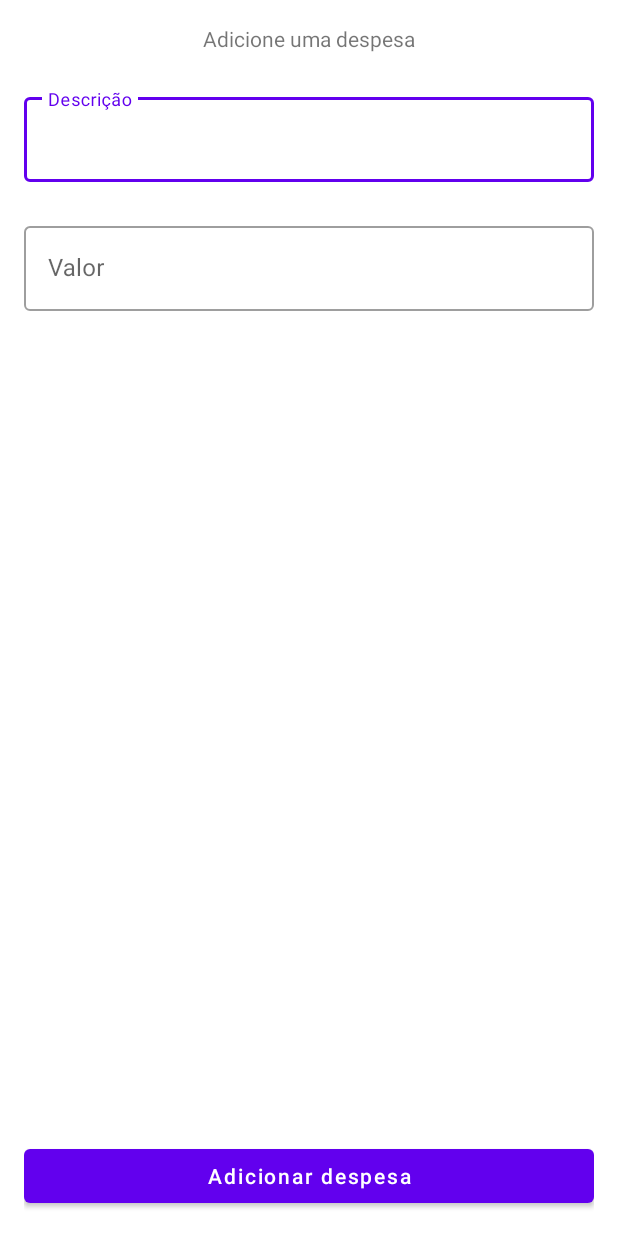
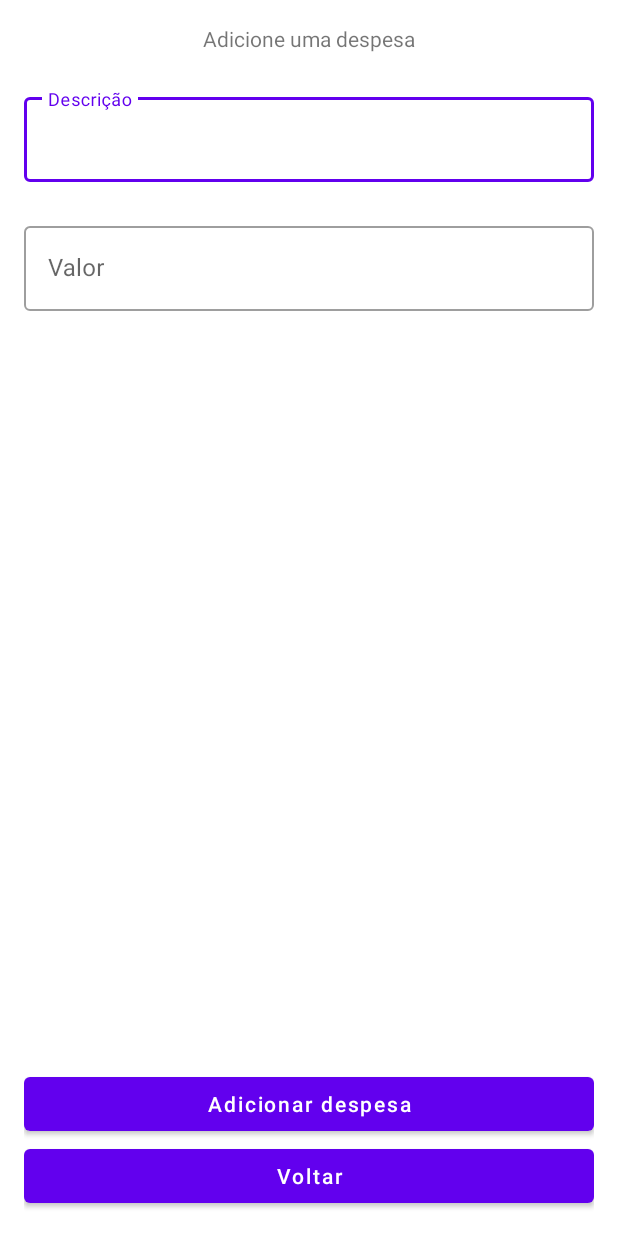
Before and after one commit to radwulf21/MyExpenses, an Android app: the screen it shows after launch (AddExpenseActivity), after a tap on "Adicionar despesa", on a phone screen of 412 x 824 dp. Run offline under Robolectric (Android 15) with nearby library versions, the phone set to English and light mode, and no system bars; our stand-ins replace Room's generated code.

Commit message:
Adding a delete expense and get total value of a month

```diff
--- a/app/src/main/java/com/example/myexpenses/commons/database/MyExpensesDao.kt
+++ b/app/src/main/java/com/example/myexpenses/commons/database/MyExpensesDao.kt
@@ -1,6 +1,7 @@
 package com.example.myexpenses.commons.database
 
 import androidx.room.Dao
+import androidx.room.Delete
 import androidx.room.Insert
 import androidx.room.Query
 import com.example.myexpenses.features.expenses.list.model.Expense
@@ -12,4 +13,10 @@ interface MyExpensesDao {
 
     @Query("SELECT * FROM expenses WHERE month_id = :monthId")
     suspend fun loadExpensesByMonthId(monthId: Int): List<Expense>
+
+    @Delete
+    suspend fun deleteExpense(expense: Expense)
+
+    @Query("SELECT SUM(value) FROM expenses WHERE month_id = :monthId")
+    suspend fun getTotalValueOfMonth(monthId: Int): Double
 }
--- a/app/src/main/java/com/example/myexpenses/features/expenses/create/view/AddExpenseActivity.kt
+++ b/app/src/main/java/com/example/myexpenses/features/expenses/create/view/AddExpenseActivity.kt
@@ -49,6 +49,10 @@ class AddExpenseActivity : AppCompatActivity() {
                 finish()
             }
         }
+
+        binding.btnBack.setOnClickListener {
+            finish()
+        }
     }
 
     private fun getAddExpenseExtra() {
--- a/app/src/main/java/com/example/myexpenses/features/expenses/list/adapter/ExpensesAdapter.kt
+++ b/app/src/main/java/com/example/myexpenses/features/expenses/list/adapter/ExpensesAdapter.kt
@@ -1,17 +1,28 @@
 package com.example.myexpenses.features.expenses.list.adapter
 
+import android.content.Context
 import android.view.LayoutInflater
 import android.view.ViewGroup
 import androidx.recyclerview.widget.RecyclerView
+import com.example.myexpenses.R
 import com.example.myexpenses.databinding.ItemExpenseBinding
 import com.example.myexpenses.features.expenses.list.model.Expense
 
-class ExpensesAdapter : RecyclerView.Adapter<ExpensesAdapter.ExpenseViewHolder>() {
+class ExpensesAdapter(
+    private val context: Context,
+    private val callback: ExpensesAdapterCallback
+) : RecyclerView.Adapter<ExpensesAdapter.ExpenseViewHolder>() {
 
     private val mExpenses: MutableList<Expense> = mutableListOf()
 
     override fun onCreateViewHolder(parent: ViewGroup, viewType: Int): ExpenseViewHolder {
-        return ExpenseViewHolder(ItemExpenseBinding.inflate(LayoutInflater.from(parent.context), parent, false))
+        return ExpenseViewHolder(
+            ItemExpenseBinding.inflate(
+                LayoutInflater.from(parent.context),
+                parent,
+                false
+            )
+        )
     }
 
     override fun onBindViewHolder(holder: ExpenseViewHolder, position: Int) {
@@ -29,8 +40,11 @@ class ExpensesAdapter : RecyclerView.Adapter<ExpensesAdapter.ExpenseViewHolder>(
 
     inner class ExpenseViewHolder(private val binding: ItemExpenseBinding) : RecyclerView.ViewHolder(binding.root) {
         fun bind(expense: Expense) {
-            binding.tvExpenseValue.text = expense.value.toString()
+            binding.tvExpenseValue.text = context.getString(R.string.text_currency_real, expense.value.toString())
             binding.tvExpenseDescription.text = expense.description
+            binding.ivDeleteExpense.setOnClickListener {
+                callback.onClickDeleteIcon(expense)
+            }
         }
     }
 }
--- /dev/null
+++ b/app/src/main/java/com/example/myexpenses/features/expenses/list/adapter/ExpensesAdapterCallback.kt
@@ -0,0 +1,7 @@
+package com.example.myexpenses.features.expenses.list.adapter
+
+import com.example.myexpenses.features.expenses.list.model.Expense
+
+interface ExpensesAdapterCallback {
+    fun onClickDeleteIcon(expense: Expense)
+}
--- a/app/src/main/java/com/example/myexpenses/features/expenses/list/repository/ExpensesRepository.kt
+++ b/app/src/main/java/com/example/myexpenses/features/expenses/list/repository/ExpensesRepository.kt
@@ -4,4 +4,6 @@ import com.example.myexpenses.features.expenses.list.model.Expense
 
 interface ExpensesRepository {
     suspend fun loadExpensesByMonthId(monthId: Int): List<Expense>
+    suspend fun deleteExpense(expense: Expense)
+    suspend fun getTotalValueOfMonth(monthId: Int): Double
 }
--- a/app/src/main/java/com/example/myexpenses/features/expenses/list/repository/ExpensesRepositoryImpl.kt
+++ b/app/src/main/java/com/example/myexpenses/features/expenses/list/repository/ExpensesRepositoryImpl.kt
@@ -7,4 +7,12 @@ class ExpensesRepositoryImpl(private val expensesDao: MyExpensesDao) : ExpensesR
     override suspend fun loadExpensesByMonthId(monthId: Int): List<Expense> {
         return expensesDao.loadExpensesByMonthId(monthId)
     }
+
+    override suspend fun deleteExpense(expense: Expense) {
+        expensesDao.deleteExpense(expense)
+    }
+
+    override suspend fun getTotalValueOfMonth(monthId: Int): Double {
+        return expensesDao.getTotalValueOfMonth(monthId)
+    }
 }
--- a/app/src/main/java/com/example/myexpenses/features/expenses/list/view/ExpensesFragment.kt
+++ b/app/src/main/java/com/example/myexpenses/features/expenses/list/view/ExpensesFragment.kt
@@ -1,5 +1,6 @@
 package com.example.myexpenses.features.expenses.list.view
 
+import android.content.DialogInterface
 import android.os.Bundle
 import android.view.LayoutInflater
 import android.view.View
@@ -11,8 +12,13 @@ import androidx.lifecycle.ViewModelProvider
 import androidx.recyclerview.widget.LinearLayoutManager
 import com.example.myexpenses.databinding.FragmentExpensesBinding
 import com.example.myexpenses.MyExpensesRouter.Companion.launchAddExpense
+import com.example.myexpenses.R
 import com.example.myexpenses.commons.database.MyExpensesApplication
+import com.example.myexpenses.commons.utils.UtilsMethods.Companion.buildAlertDialog
+import com.example.myexpenses.commons.utils.UtilsMethods.Companion.showToastMessage
 import com.example.myexpenses.features.expenses.list.adapter.ExpensesAdapter
+import com.example.myexpenses.features.expenses.list.adapter.ExpensesAdapterCallback
+import com.example.myexpenses.features.expenses.list.model.Expense
 import com.example.myexpenses.features.expenses.list.repository.ExpensesRepositoryImpl
 import com.example.myexpenses.features.expenses.list.viewmodel.ExpensesViewModel
 
@@ -28,7 +34,27 @@ class ExpensesFragment : Fragment() {
     }
 
     private val mExpensesAdapter by lazy {
-        ExpensesAdapter()
+        activity?.let { activity ->
+            ExpensesAdapter(activity, object : ExpensesAdapterCallback {
+                override fun onClickDeleteIcon(expense: Expense) {
+                    buildAlertDialog(
+                        activity,
+                        activity.getString(R.string.dialog_delete_title),
+                        activity.getString(R.string.dialog_delete_message),
+                        activity.getString(R.string.dialog_delete_positive_button_text),
+                        activity.getString(R.string.dialog_delete_negative_button_text),
+                        DialogInterface.OnClickListener { dialog, _ ->
+                            viewModel.deleteExpense(expense, expense.monthId)
+                            dialog.cancel()
+                            showToastMessage(activity, activity.getString(R.string.message_delete_successful))
+                        },
+                        DialogInterface.OnClickListener { dialog, _ ->
+                            dialog.cancel()
+                        }
+                    )
+                }
+            })
+        }
     }
 
     private var _binding: FragmentExpensesBinding? = null
@@ -41,23 +67,19 @@ class ExpensesFragment : Fragment() {
         savedInstanceState: Bundle?
     ): View? {
         _binding = FragmentExpensesBinding.inflate(inflater, container, false)
+
+        setUpViews()
+
         return binding?.root
     }
 
     override fun onResume() {
         super.onResume()
 
-        setUpViews()
+        updateExpenses()
     }
 
     private fun setUpViews() {
-        activity?.let {
-            viewModel.loadExpensesByMonthId(monthId)
-            viewModel.expenses.observe(it) { expenses ->
-                mExpensesAdapter.addExpenseList(expenses as MutableList)
-            }
-        }
-
         binding?.rvExpenses?.apply {
             layoutManager = LinearLayoutManager(activity)
             adapter = mExpensesAdapter
@@ -65,6 +87,30 @@ class ExpensesFragment : Fragment() {
 
         binding?.btnAddExpense?.setOnClickListener {
             launchAddExpense(activity, monthId)
+        }
+    }
+
+    private fun updateExpenses() {
+        activity?.let { activity ->
+            viewModel.apply {
+                loadExpensesByMonthId(monthId)
+                expenses.observe(activity) { expenses ->
+                    mExpensesAdapter?.addExpenseList(expenses as MutableList)
+                }
+
+                getTotalValueOfMonth(monthId)
+                totalValue.observe(activity) { totalValue ->
+                    if (totalValue != null) {
+                        binding?.tvExpenseTotalValue?.text = activity.getString(
+                            R.string.text_currency_real, totalValue.toString()
+                        )
+                    } else {
+                        binding?.tvExpenseTotalValue?.text = activity.getString(
+                            R.string.empty_value
+                        )
+                    }
+                }
+            }
         }
     }
 
--- a/app/src/main/java/com/example/myexpenses/features/expenses/list/viewmodel/ExpensesViewModel.kt
+++ b/app/src/main/java/com/example/myexpenses/features/expenses/list/viewmodel/ExpensesViewModel.kt
@@ -9,10 +9,25 @@ import kotlinx.coroutines.launch
 
 class ExpensesViewModel(private val repository: ExpensesRepository) : ViewModel() {
     val expenses = MutableLiveData<List<Expense>>()
+    val totalValue = MutableLiveData<Double>()
 
     fun loadExpensesByMonthId(monthId: Int) {
         viewModelScope.launch {
             expenses.value = repository.loadExpensesByMonthId(monthId)
         }
     }
+
+    fun getTotalValueOfMonth(monthId: Int) {
+        viewModelScope.launch {
+            totalValue.value = repository.getTotalValueOfMonth(monthId)
+        }
+    }
+
+    fun deleteExpense(expense: Expense, monthId: Int) {
+        viewModelScope.launch {
+            repository.deleteExpense(expense)
+            loadExpensesByMonthId(monthId)
+            getTotalValueOfMonth(monthId)
+        }
+    }
 }
--- a/app/src/main/res/layout/activity_add_expense.xml
+++ b/app/src/main/res/layout/activity_add_expense.xml
@@ -52,5 +52,13 @@
         android:layout_height="wrap_content"
         android:text="@string/add_expense"
         android:textAllCaps="false"
+        app:layout_constraintBottom_toTopOf="@id/btn_back" />
+
+    <Button
+        android:id="@+id/btn_back"
+        android:layout_width="match_parent"
+        android:layout_height="wrap_content"
+        android:text="@string/back"
+        android:textAllCaps="false"
         app:layout_constraintBottom_toBottomOf="parent" />
 </androidx.constraintlayout.widget.ConstraintLayout>
--- a/app/src/main/res/values/strings.xml
+++ b/app/src/main/res/values/strings.xml
@@ -7,4 +7,12 @@
     <string name="month_total">Total do mês</string>
     <string name="error_message_edit_text_blank">Preencha os campos!</string>
     <string name="message_insert_successful">Despesa incluída com sucesso!</string>
+    <string name="text_currency_real">R$ %s</string>
+    <string name="empty_value">--.--</string>
+    <string name="dialog_delete_title">Deletar despesa</string>
+    <string name="dialog_delete_message">Deseja realmente deletar essa despesa?</string>
+    <string name="dialog_delete_positive_button_text">Deletar</string>
+    <string name="dialog_delete_negative_button_text">Cancelar</string>
+    <string name="message_delete_successful">Despesa deletada com sucesso!</string>
+    <string name="back">Voltar</string>
 </resources>
```
Also changed, not shown: app/src/main/java/com/example/myexpenses/commons/utils/UtilsMethods.kt (+23 -1 lines), app/src/main/res/layout/fragment_expenses.xml (+5 -3 lines), app/src/main/res/layout/item_expense.xml (+8 -2 lines).
